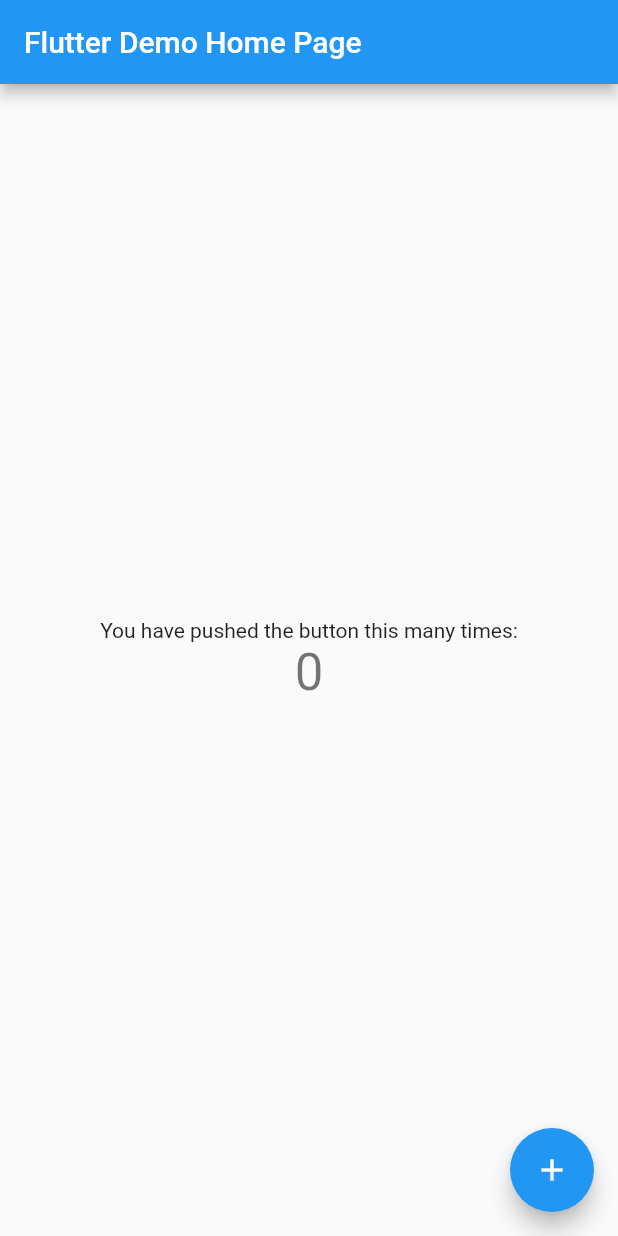
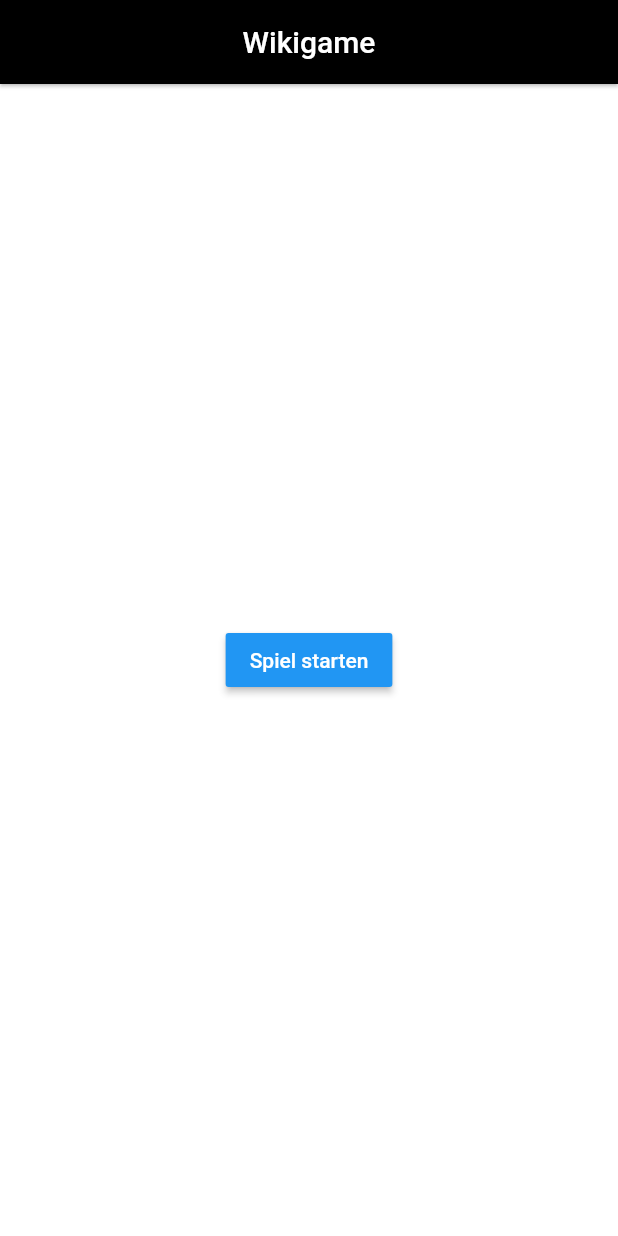
Before and after one commit to asserty308/wikigame, a Flutter app: the screen it shows after launch, on a phone screen of 412 x 824 dp. Run offline on Flutter 3.47's test engine with Material 2 defaults, Android fonts, the light colour scheme and no system bars.

Commit message:
started layout and api

```diff
--- a/lib/main.dart
+++ b/lib/main.dart
@@ -1,109 +1,17 @@
 import 'package:flutter/material.dart';
+import 'package:wikigame/main_screen.dart';
 
 void main() => runApp(new MyApp());
 
 class MyApp extends StatelessWidget {
-  // This widget is the root of your application.
   @override
   Widget build(BuildContext context) {
     return new MaterialApp(
-      title: 'Flutter Demo',
+      title: 'Wikigame',
       theme: new ThemeData(
-        // This is the theme of your application.
-        //
-        // Try running your application with "flutter run". You'll see the
-        // application has a blue toolbar. Then, without quitting the app, try
-        // changing the primarySwatch below to Colors.green and then invoke
-        // "hot reload" (press "r" in the console where you ran "flutter run",
-        // or press Run > Flutter Hot Reload in IntelliJ). Notice that the
-        // counter didn't reset back to zero; the application is not restarted.
         primarySwatch: Colors.blue,
       ),
-      home: new MyHomePage(title: 'Flutter Demo Home Page'),
+      home: MainScreen(),
     );
   }
 }
-
-class MyHomePage extends StatefulWidget {
-  MyHomePage({Key key, this.title}) : super(key: key);
-
-  // This widget is the home page of your application. It is stateful, meaning
-  // that it has a State object (defined below) that contains fields that affect
-  // how it looks.
-
-  // This class is the configuration for the state. It holds the values (in this
-  // case the title) provided by the parent (in this case the App widget) and
-  // used by the build method of the State. Fields in a Widget subclass are
-  // always marked "final".
-
-  final String title;
-
-  @override
-  _MyHomePageState createState() => new _MyHomePageState();
-}
-
-class _MyHomePageState extends State<MyHomePage> {
-  int _counter = 0;
-
-  void _incrementCounter() {
-    setState(() {
-      // This call to setState tells the Flutter framework that something has
-      // changed in this State, which causes it to rerun the build method below
-      // so that the display can reflect the updated values. If we changed
-      // _counter without calling setState(), then the build method would not be
-      // called again, and so nothing would appear to happen.
-      _counter++;
-    });
-  }
-
-  @override
-  Widget build(BuildContext context) {
-    // This method is rerun every time setState is called, for instance as done
-    // by the _incrementCounter method above.
-    //
-    // The Flutter framework has been optimized to make rerunning build methods
-    // fast, so that you can just rebuild anything that needs updating rather
-    // than having to individually change instances of widgets.
-    return new Scaffold(
-      appBar: new AppBar(
-        // Here we take the value from the MyHomePage object that was created by
-        // the App.build method, and use it to set our appbar title.
-        title: new Text(widget.title),
-      ),
-      body: new Center(
-        // Center is a layout widget. It takes a single child and positions it
-        // in the middle of the parent.
-        child: new Column(
-          // Column is also layout widget. It takes a list of children and
-          // arranges them vertically. By default, it sizes itself to fit its
-          // children horizontally, and tries to be as tall as its parent.
-          //
-          // Invoke "debug paint" (press "p" in the console where you ran
-          // "flutter run", or select "Toggle Debug Paint" from the Flutter tool
-          // window in IntelliJ) to see the wireframe for each widget.
-          //
-          // Column has various properties to control how it sizes itself and
-          // how it positions its children. Here we use mainAxisAlignment to
-          // center the children vertically; the main axis here is the vertical
-          // axis because Columns are vertical (the cross axis would be
-          // horizontal).
-          mainAxisAlignment: MainAxisAlignment.center,
-          children: <Widget>[
-            new Text(
-              'You have pushed the button this many times:',
-            ),
-            new Text(
-              '$_counter',
-              style: Theme.of(context).textTheme.display1,
-            ),
-          ],
-        ),
-      ),
-      floatingActionButton: new FloatingActionButton(
-        onPressed: _incrementCounter,
-        tooltip: 'Increment',
-        child: new Icon(Icons.add),
-      ), // This trailing comma makes auto-formatting nicer for build methods.
-    );
-  }
-}
--- /dev/null
+++ b/lib/main_screen.dart
@@ -0,0 +1,14 @@
+import 'package:flutter/material.dart';
+import 'package:wikigame/widgets/game_handler.dart';
+
+class MainScreen extends StatefulWidget {
+  @override
+  State<StatefulWidget> createState() => MainScreenState();
+}
+
+class MainScreenState extends State<MainScreen> {
+  @override
+  Widget build(BuildContext context) {
+    return GameHandlerWidget();
+  }
+}
--- /dev/null
+++ b/lib/widgets/game_handler.dart
@@ -0,0 +1,41 @@
+import 'package:flutter/material.dart';
+import 'package:wikigame/widgets/start_new_game.dart';
+
+enum GameStates {
+  uninitialized,
+  started,
+  paused
+}
+
+class GameHandlerWidget extends StatefulWidget {
+  @override
+  State<StatefulWidget> createState() => GameHandlerWidgetState();
+}
+
+class GameHandlerWidgetState extends State<GameHandlerWidget> {
+  var gameState = GameStates.uninitialized;
+
+  void startGame() {
+    this.setState((){
+      this.gameState = GameStates.started;
+    });
+  }
+
+  @override
+  Widget build(BuildContext context) {
+    return Scaffold(
+      backgroundColor: Colors.white,
+      appBar: AppBar(title: Text("Wikigame"), centerTitle: true, backgroundColor: Colors.black, elevation: 1.0,),
+      body: this.getCurrentWidget(),
+    );
+  }
+
+  Widget getCurrentWidget() {
+    switch (this.gameState) {
+      case GameStates.uninitialized: return StartNewGameWidget(this);
+      case GameStates.started: return Container(color: Colors.black,);
+      case GameStates.paused: return null;
+      default: return null;
+    }
+  }
+}
--- /dev/null
+++ b/lib/widgets/start_new_game.dart
@@ -0,0 +1,23 @@
+import 'package:flutter/material.dart';
+import 'package:wikigame/widgets/game_handler.dart';
+
+class StartNewGameWidget extends StatelessWidget {
+  final GameHandlerWidgetState gameHandler;
+
+  StartNewGameWidget(this.gameHandler) : super();
+
+  @override
+  Widget build(BuildContext context) {
+    return Center(
+      child: RaisedButton(
+        onPressed: startNewGame,
+        child: Text("Spiel starten", style: TextStyle(color: Colors.white),),
+        color: Colors.blue,
+      ),
+    );
+  }
+
+  void startNewGame() {
+    this.gameHandler.startGame();
+  }
+}
```
Also changed, not shown: lib/api/wiki_api.dart (added, +18 -0 lines), lib/api/wiki_article.dart (added, +24 -0 lines).
